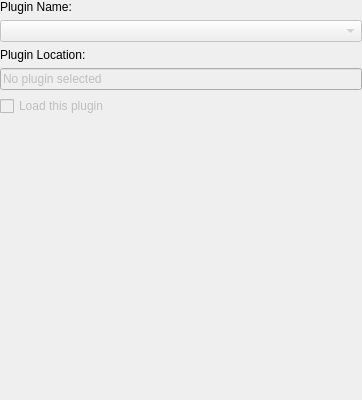
Old version of the form src/options/opt_plugins.ui in the repository mblsha/psi.
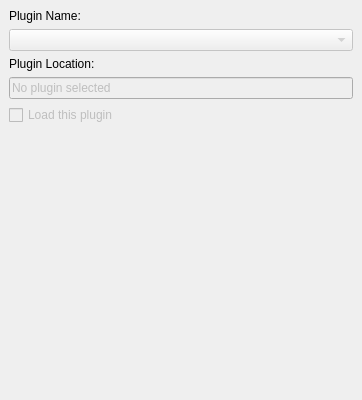
New version of the form.

```diff
--- a/src/options/opt_plugins.ui
+++ b/src/options/opt_plugins.ui
@@ -17,7 +17,7 @@
   </property>
   <layout class="QVBoxLayout" >
    <property name="margin" >
-    <number>0</number>
+    <number>9</number>
    </property>
    <property name="spacing" >
     <number>6</number>
```
